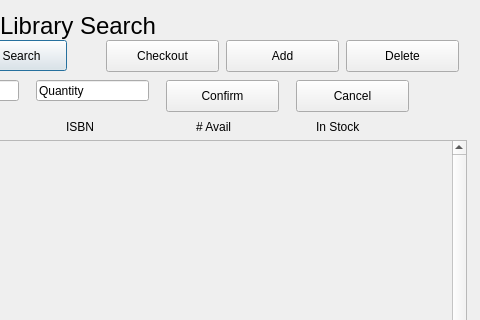
josfire18/LibrarySystem, file LibrarySystem/authorizedwindow.ui: the form before one commit; both pictures show x 354 to 834 and y 0 to 320 of the 834 by 562 pixel window.
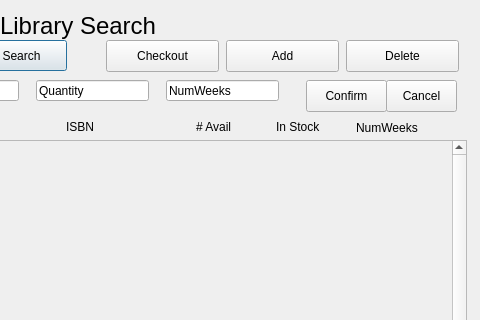
The form after the commit.

Commit message: Checkout is more functional

```diff
--- a/LibrarySystem/authorizedwindow.ui
+++ b/LibrarySystem/authorizedwindow.ui
@@ -99,7 +99,7 @@
   <widget class="QLabel" name="lblInStock">
    <property name="geometry">
     <rect>
-     <x>670</x>
+     <x>630</x>
      <y>120</y>
      <width>60</width>
      <height>13</height>
@@ -245,9 +245,9 @@
   <widget class="QPushButton" name="NewBook_Confirm">
    <property name="geometry">
     <rect>
-     <x>520</x>
+     <x>660</x>
      <y>80</y>
-     <width>113</width>
+     <width>81</width>
      <height>32</height>
     </rect>
    </property>
@@ -258,9 +258,9 @@
   <widget class="QPushButton" name="NewBook_Cancel">
    <property name="geometry">
     <rect>
-     <x>650</x>
+     <x>740</x>
      <y>80</y>
-     <width>113</width>
+     <width>71</width>
      <height>32</height>
     </rect>
    </property>
@@ -268,6 +268,32 @@
     <string>Cancel</string>
    </property>
   </widget>
+  <widget class="QLabel" name="lblNumWeek">
+   <property name="geometry">
+    <rect>
+     <x>710</x>
+     <y>120</y>
+     <width>81</width>
+     <height>16</height>
+    </rect>
+   </property>
+   <property name="text">
+    <string>NumWeeks</string>
+   </property>
+  </widget>
+  <widget class="QLineEdit" name="NewBook_Weeks">
+   <property name="geometry">
+    <rect>
+     <x>520</x>
+     <y>80</y>
+     <width>113</width>
+     <height>21</height>
+    </rect>
+   </property>
+   <property name="text">
+    <string>NumWeeks</string>
+   </property>
+  </widget>
  </widget>
  <resources/>
  <connections/>
```
The commit also changes 2 other files.
